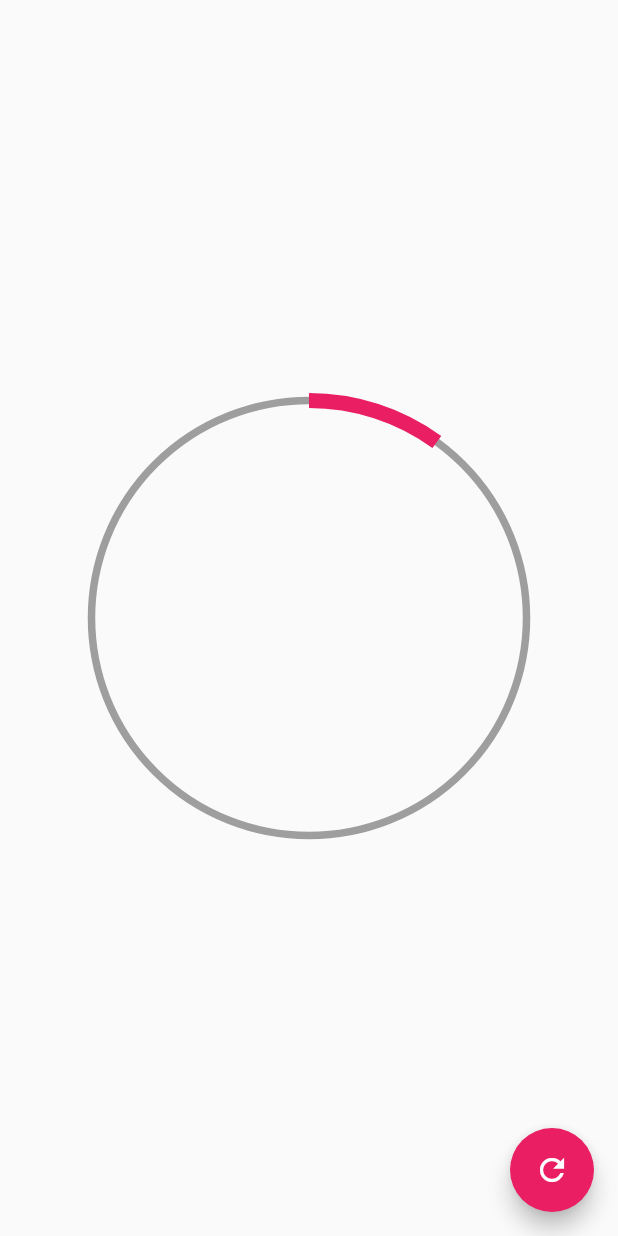
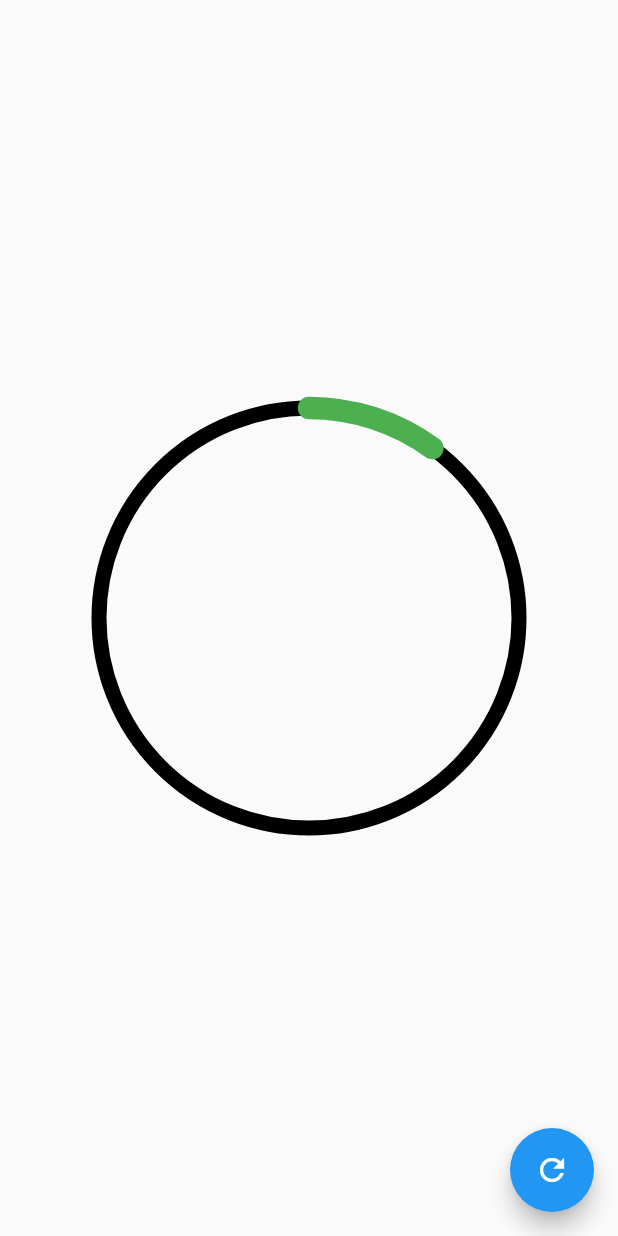
Before and after one commit to JosueHernandezR/disenios_ux_ui_flutter, a Flutter app: the screen it shows after launch, after a tap on the "refresh" icon, on a phone screen of 412 x 824 dp. Run offline on Flutter 3.47's test engine with Material 2 defaults, Android fonts, the phone set to English and light mode, and no system bars.

Commit message:
conversion a widget customizable

```diff
--- a/custom_painter/lib/main.dart
+++ b/custom_painter/lib/main.dart
@@ -1,8 +1,9 @@
 import 'package:flutter/material.dart';
-import 'package:custom_painter/src/pages/circular_progress_page.dart';
 
-import 'package:custom_painter/src/retos/cuadradoanimado_page.dart';
+import 'package:custom_painter/src/pages/graficas_circulares_page.dart';
 
+//import 'package:custom_painter/src/labs/circular_progress_page.dart';
+//import 'package:custom_painter/src/retos/cuadradoanimado_page.dart';
 //import 'package:custom_painter/src/pages/headers_pages.dart';
 //import 'package:custom_painter/src/pages/animaciones_page.dart';
 
@@ -14,7 +15,7 @@ class MyApp extends StatelessWidget {
     return MaterialApp(
       debugShowCheckedModeBanner: false,
       title: 'Diseños App',
-      home: CircularProgressPage(),
+      home: GraficasCircularesPage(),
     );
   }
 }
--- /dev/null
+++ b/custom_painter/lib/src/pages/graficas_circulares_page.dart
@@ -0,0 +1,43 @@
+import 'package:custom_painter/src/widgets/radial_progress.dart';
+import 'package:flutter/material.dart';
+
+class GraficasCircularesPage extends StatefulWidget {
+  const GraficasCircularesPage({Key key}) : super(key: key);
+
+  @override
+  _GraficasCircularesPageState createState() => _GraficasCircularesPageState();
+}
+
+class _GraficasCircularesPageState extends State<GraficasCircularesPage> {
+  double porcentaje = 0.0;
+
+  @override
+  Widget build(BuildContext context) {
+    return Scaffold(
+      floatingActionButton: FloatingActionButton(
+        child: Icon(Icons.refresh),
+        onPressed: () {
+          setState(() {
+            porcentaje += 10.0;
+            if (porcentaje > 100.0) {
+              porcentaje = 0.0;
+            }
+          });
+        },
+      ),
+      body: Center(
+          child: Container(
+        width: 300,
+        height: 300,
+        child: RadialProgress(
+          porcentaje: porcentaje,
+          colorPrimario: Colors.green,
+          colorSecundario: Colors.black,
+          grosorArco: 15.0,
+          grosorFondo: 10.0,
+          border: StrokeCap.round,
+        ),
+      )),
+    );
+  }
+}
--- /dev/null
+++ b/custom_painter/lib/src/widgets/radial_progress.dart
@@ -0,0 +1,129 @@
+import 'dart:math';
+
+import 'package:flutter/material.dart';
+
+class RadialProgress extends StatefulWidget {
+  final porcentaje;
+  final Color colorPrimario;
+  final Color colorSecundario;
+  final double grosorArco;
+  final double grosorFondo;
+  final border;
+
+  const RadialProgress({
+    //Establecemos que es obligatorio
+    @required this.porcentaje,
+    //Definimos un color por defecto
+    this.colorPrimario = Colors.blue,
+    this.colorSecundario = Colors.grey,
+    this.grosorArco = 10.0,
+    this.grosorFondo = 5.0,
+    this.border = StrokeCap.butt,
+  });
+  @override
+  _RadialProgressState createState() => _RadialProgressState();
+}
+
+class _RadialProgressState extends State<RadialProgress>
+    with SingleTickerProviderStateMixin {
+  AnimationController controller;
+  double porcentajeAnterior;
+
+  @override
+  void initState() {
+    porcentajeAnterior = widget.porcentaje;
+
+    controller = new AnimationController(
+        vsync: this, duration: Duration(milliseconds: 200));
+
+    super.initState();
+  }
+
+  @override
+  void dispose() {
+    controller.dispose();
+    super.dispose();
+  }
+
+  @override
+  Widget build(BuildContext context) {
+    //Se dispara cada vez que el valor cambia.
+    //Se llama el controller
+
+    controller.forward(from: 0.0);
+    //Diferencia a animar: valor anterior -valor actual
+    final diferenciaAnimar = widget.porcentaje - porcentajeAnterior;
+    porcentajeAnterior = widget.porcentaje;
+
+    return AnimatedBuilder(
+        animation: controller,
+        builder: (BuildContext context, Widget child) {
+          return Container(
+              padding: EdgeInsets.all(10.0),
+              width: double.infinity,
+              height: double.infinity,
+              child: CustomPaint(
+                painter: _MiRadialProgress(
+                    (widget.porcentaje - diferenciaAnimar) +
+                        (diferenciaAnimar * controller.value),
+                    widget.colorPrimario,
+                    widget.colorSecundario,
+                    widget.grosorArco,
+                    widget.grosorFondo,
+                    widget.border),
+              ));
+        });
+  }
+}
+
+class _MiRadialProgress extends CustomPainter {
+  final porcentaje;
+  final Color colorPrimario;
+  final Color colorSecundario;
+  final double grosorArco;
+  final double grosorFondo;
+  final border;
+
+  _MiRadialProgress(this.porcentaje, this.colorPrimario, this.colorSecundario,
+      this.grosorArco, this.grosorFondo, this.border);
+
+  @override
+  void paint(Canvas canvas, Size size) {
+    //Circulo completado
+    final x = size.width;
+    final y = size.height;
+
+    final paintCirculo = new Paint()
+      ..strokeWidth = grosorFondo
+      ..color = colorSecundario
+      ..style = PaintingStyle.stroke;
+
+    final center = new Offset(x / 2, y / 2);
+    final radio = min(x / 2, y / 2);
+
+    canvas.drawCircle(center, radio, paintCirculo);
+
+    // Arco
+    final paintArco = new Paint()
+      ..strokeWidth = grosorArco
+      ..color = colorPrimario
+      ..style = PaintingStyle.stroke
+      ..strokeCap = border;
+    //Parte que se va llenando
+    double arcAngle = 2 * pi * (porcentaje / 100);
+    canvas.drawArc(
+      Rect.fromCircle(center: center, radius: radio),
+      -pi / 2,
+      arcAngle,
+      //Se puede usar para graficos de pastel
+      false,
+      paintArco,
+    );
+  }
+
+  @override
+  bool shouldRepaint(_MiRadialProgress oldDelegate) => true;
+
+  @override
+  bool shouldRebuildSemantics(_MiRadialProgress oldDelegate) => false;
+}
```
Also changed, not shown: custom_painter/lib/src/labs/circular_progress_page.dart (renamed from custom_painter/lib/src/pages/circular_progress_page.dart).
